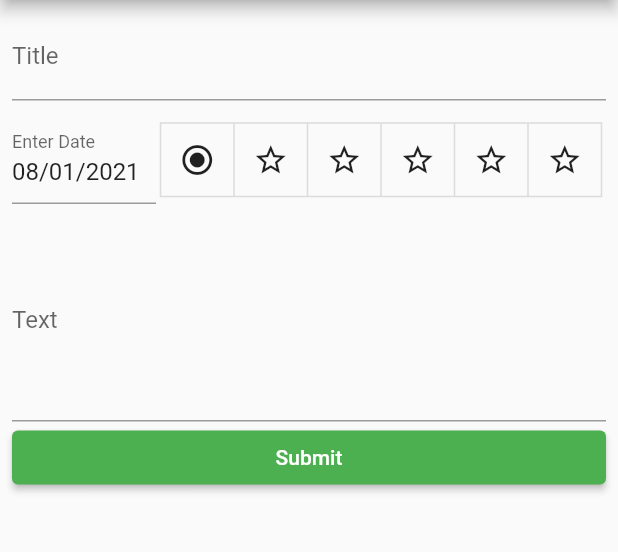
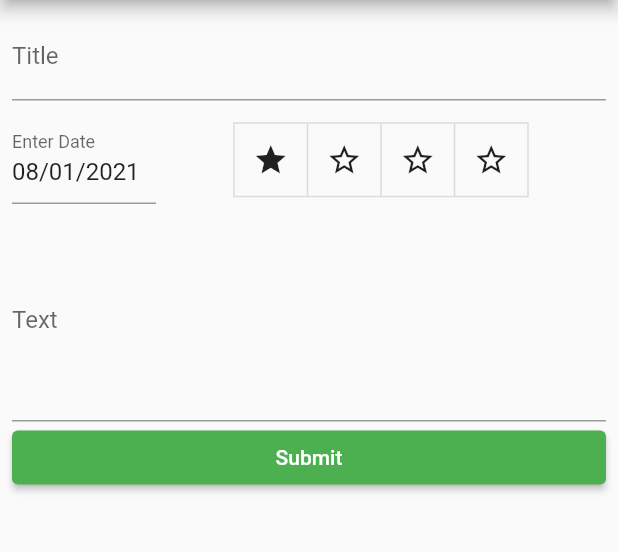
Before and after one commit to rsandfield/journal, a Flutter app: the JournalEntryAddScreen screen opened by its route, on a phone screen of 412 x 824 dp, the part 84-636 px from its top. Run offline on Flutter 3.47's test engine with Material 2 defaults, Android fonts, the phone set to English and light mode, and no system bars; our stand-ins replace shared_preferences, sqflite; accounts and stored records are empty.

Commit message:
Fixed rating display to meet requirements

```diff
--- a/lib/widgets/rating_display.dart
+++ b/lib/widgets/rating_display.dart
@@ -2,13 +2,15 @@ import 'package:flutter/material.dart';
 
 class RatingWidget extends StatelessWidget {
   final int rating;
+  final int maxRating;
 
-  const RatingWidget(this.rating, {Key? key}) : super(key: key);
+  const RatingWidget(this.rating, {this.maxRating = 4, Key? key}) :
+        super(key: key);
 
   @override
   Widget build(BuildContext context) {
     return Row(
-      children: List<Icon>.generate(5, (i) {
+      children: List<Icon>.generate(maxRating, (i) {
         if (i < rating) {
           return const Icon(Icons.star);
         } else {
--- a/lib/widgets/rating_form_field.dart
+++ b/lib/widgets/rating_form_field.dart
@@ -1,49 +1,69 @@
-
-
 import 'package:flutter/material.dart';
 
 class RatingFormField extends FormField<int> {
   final int starCount;
 
-  RatingFormField({this.starCount = 5, FormFieldSetter<int>? onSaved, Key? key}) : super(
+  RatingFormField({this.starCount = 4, FormFieldSetter<int>? onSaved, Key? key})
+      : super(
+            initialValue: 1,
+            builder: (FormFieldState<int> state) {
+              return ToggleButtons(
+                children: List<Widget>.generate(starCount, (index) {
+                  return _RatingFormStar(checked: (state.value ?? 0) > index);
+                }),
+                isSelected:
+                    List<bool>.generate(starCount, (index) => false),
+                onPressed: (int index) => state.didChange(index + 1),
+              );
+            },
+            onSaved: onSaved,
+            key: key);
+}
+
+class NonNegRatingFormField extends FormField<int> {
+  final int starCount;
+
+  NonNegRatingFormField(
+      {this.starCount = 4, FormFieldSetter<int>? onSaved, Key? key})
+      : super(
             builder: (FormFieldState<int> state) {
               return ToggleButtons(
                 children: List<Widget>.generate(starCount + 1, (index) {
                   if (index == 0) {
-              return _RatingFormStar(checked: (state.value ?? 0) == 0, zero: true);
-            }
-            else {
-              return _RatingFormStar(checked: (state.value ?? 0) >= index);
+                    return _RatingFormStar(
+                        checked: (state.value ?? 0) == 0, zero: true);
+                  } else {
+                    return _RatingFormStar(
+                        checked: (state.value ?? 0) >= index);
                   }
                 }),
-          isSelected: List<bool>.generate(starCount + 1, (index) => false),
+                isSelected:
+                    List<bool>.generate(starCount + 1, (index) => false),
                 onPressed: (int index) => state.didChange(index),
               );
             },
             onSaved: onSaved,
-      key: key
-  );
+            key: key);
 }
 
 class _RatingFormStar extends StatelessWidget {
   final bool checked;
   final bool zero;
-  const _RatingFormStar({this.checked = false, this.zero = false, Key? key}) : super(key: key);
+
+  const _RatingFormStar({this.checked = false, this.zero = false, Key? key})
+      : super(key: key);
 
   @override
   Widget build(BuildContext context) {
-    if(zero) {
-      if(checked) {
+    if (zero) {
+      if (checked) {
         return const Icon(Icons.radio_button_checked);
-      }
-      else {
+      } else {
         return const Icon(Icons.radio_button_unchecked);
       }
-    }
-    else if(checked) {
+    } else if (checked) {
       return const Icon(Icons.star);
-    }
-    else {
+    } else {
       return const Icon(Icons.star_outline);
     }
   }
```
Lines whose indentation alone changed are shown as unchanged.
